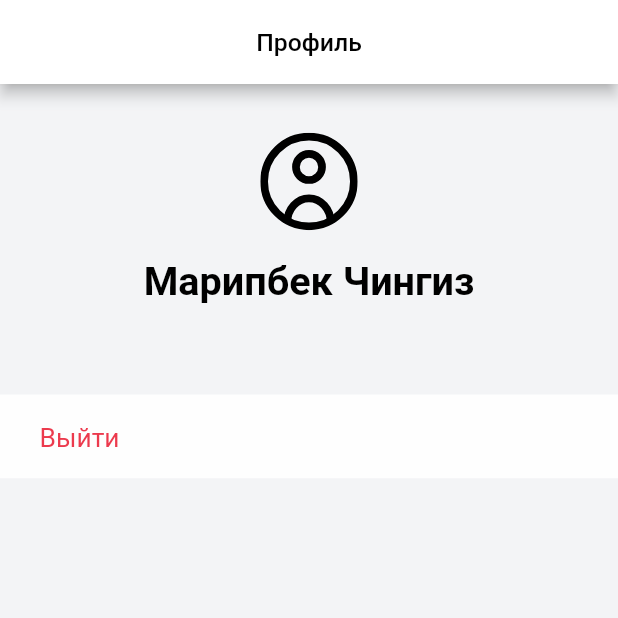
After one commit to SViRaS/auth_app, a Flutter app: the ProfilePage screen opened directly, on a phone screen of 412 x 824 dp, the top half of it. The commit adds this screen. Run offline on Flutter 3.47's test engine with Material 2 defaults, Android fonts, the phone set to English and light mode, and no system bars; our stand-ins replace flutter_screenutil, flutter_svg; Roboto replaces fonts that are missing (Manrope).

Commit message:
add auth, add profile_page

```diff
--- a/lib/application.dart
+++ b/lib/app.dart
@@ -1,6 +1,5 @@
 import 'package:flutter/material.dart';
-import 'package:flutter_screenutil/flutter_screenutil.dart';
-
+import '../../../../../common/common.dart';
 import 'router/routes.dart';
 
 class Application extends StatelessWidget {
--- a/lib/common/colors.dart
+++ b/lib/common/colors.dart
@@ -8,4 +8,6 @@ class AppColors {
   static const thinkGreyColor = Color(0xFFC3C3C3);
   static const purpleColor = Color(0xFF4631D2);
   static const blackColor = Color(0xFF000000);
+  static const lightGreyColor = Color(0xFF929292);
+  static const redColor = Color(0xFFEC3A4D);
 }
--- a/lib/common/common.dart
+++ b/lib/common/common.dart
@@ -1,2 +1,3 @@
+export 'package:flutter_screenutil/flutter_screenutil.dart';
 export 'colors.dart';
 export 'styles.dart';
--- a/lib/common/styles.dart
+++ b/lib/common/styles.dart
@@ -0,0 +1,52 @@
+import 'package:flutter/material.dart';
+import '../../../../../common/common.dart';
+
+class AppStyles {
+  final appBarStyle = TextStyle(
+      fontSize: 15.sp,
+      height: 20 / 15,
+      fontFamily: 'Manrope',
+      fontWeight: FontWeight.w500,
+      color: AppColors.blackColor,
+   );
+
+  final textFieldStyle = TextStyle(
+    fontSize: 16.sp,
+    height: 21.86 / 16,
+    fontFamily: 'Manrope',
+    fontWeight: FontWeight.w400,
+    color: AppColors.thinkGreyColor,
+  );
+
+  final buttonStyle = TextStyle(
+      fontSize: 16.sp,
+      height: 24 / 16,
+      fontFamily: 'Manrope',
+      fontWeight: FontWeight.w700,
+      color: AppColors.cleanWhiteColor,
+  );
+
+  final profileNameStyle = TextStyle(
+      fontSize: 24.sp,
+      height: 40 / 24,
+      fontFamily: 'Manrope',
+      fontWeight: FontWeight.w600,
+      color: AppColors.blackColor
+  );
+
+  final profileEmailStyle = TextStyle(
+      fontSize: 16.sp,
+      height: 21.86 / 16,
+      fontFamily: 'Manrope',
+      fontWeight: FontWeight.w400,
+      color: AppColors.lightGreyColor
+  );
+
+  final exitStyle = TextStyle(
+      fontSize: 16.sp,
+      height: 21.86 / 16,
+      fontFamily: 'Manrope',
+      fontWeight: FontWeight.w400,
+      color: AppColors.redColor
+  );
+}
--- a/lib/features/presentation/pages/auth_page/widgets/divider.dart
+++ b/lib/features/presentation/pages/auth_page/widgets/divider.dart
@@ -1,6 +1,4 @@
 import 'package:flutter/material.dart';
-import 'package:flutter_screenutil/flutter_screenutil.dart';
-
 import '../../../../../common/common.dart';
 
 class DividerWidget extends StatelessWidget {
--- /dev/null
+++ b/lib/features/presentation/pages/profile_page/profile_page.dart
@@ -0,0 +1,59 @@
+import 'package:flutter/material.dart';
+import 'package:flutter_svg/flutter_svg.dart';
+import '../../../../common/common.dart';
+
+class ProfilePage extends StatelessWidget {
+  final String email;
+  const ProfilePage({required this.email, super.key});
+
+
+  @override
+  Widget build(BuildContext context) {
+    return Scaffold(
+      backgroundColor: AppColors.backgroundColor,
+      appBar: AppBar(
+        backgroundColor: Colors.white,
+        title: Text(
+          'Профиль',
+          style: AppStyles().appBarStyle,
+        ),
+        centerTitle: true,
+      ),
+      body: Column(children: [
+        SizedBox(
+          height: 32.h,
+        ),
+        SvgPicture.asset('assets/images/svg/avatar.svg',
+            width: 64.w, height: 64.h),
+        SizedBox(
+          height: 8.h,
+        ),
+        Text('Марипбек Чингиз', style: AppStyles().profileNameStyle),
+        SizedBox(
+          height: 8.h,
+        ),
+        Text(email, style: AppStyles().profileEmailStyle),
+        SizedBox(
+          height: 24.h,
+        ),
+        Container(
+          height: 55.h,
+          color: AppColors.whiteColor,
+          child: Row(
+            crossAxisAlignment: CrossAxisAlignment.center,
+            children: [
+              Padding(
+                padding: EdgeInsets.only(left: 24.w),
+                child: GestureDetector(
+                  onTap: () {
+                    Navigator.pushNamed(context, '/');
+                  },
+                  child: Text('Выйти', style: AppStyles().exitStyle)),
+              ),
+            ],
+          ),
+        )
+      ]),
+    );
+  }
+}
--- /dev/null
+++ b/lib/features/presentation/pages/profile_page/view.dart
@@ -0,0 +1 @@
+export 'profile_page.dart';
--- /dev/null
+++ b/lib/features/repositories/abstract_authentication_repository.dart
@@ -0,0 +1,3 @@
+abstract class AbstractAuthenticationRepository {
+  Future<bool> auth(String email, password);
+}
--- /dev/null
+++ b/lib/features/repositories/authentication.dart
@@ -0,0 +1,2 @@
+export 'authentication_repository.dart';
+export 'abstract_authentication_repository.dart';
--- a/lib/main.dart
+++ b/lib/main.dart
@@ -1,5 +1,5 @@
 import 'package:flutter/material.dart';
-import 'application.dart';
+import 'app.dart';
 
 void main() {
   runApp(const Application());
--- a/lib/router/routes.dart
+++ b/lib/router/routes.dart
@@ -1,5 +1,7 @@
 import '../features/presentation/pages/auth_page/view.dart';
+import '../features/presentation/pages/profile_page/view.dart';
 
 final routes = {
   '/': (context) => const AuthPage(),
+  // 'profile': (context) => const ProfilePage(),
 };
```
Also changed, not shown: lib/features/presentation/pages/auth_page/auth_page.dart (+52 -9 lines), lib/features/presentation/pages/auth_page/widgets/button.dart (+1 -8 lines), lib/features/presentation/pages/auth_page/widgets/textfield.dart (+12 -10 lines), lib/features/repositories/authentication_repository.dart (added, +30 -0 lines), pubspec.yaml (+6 -2 lines), assets/images/svg/avatar.svg (added), pubspec.lock.
